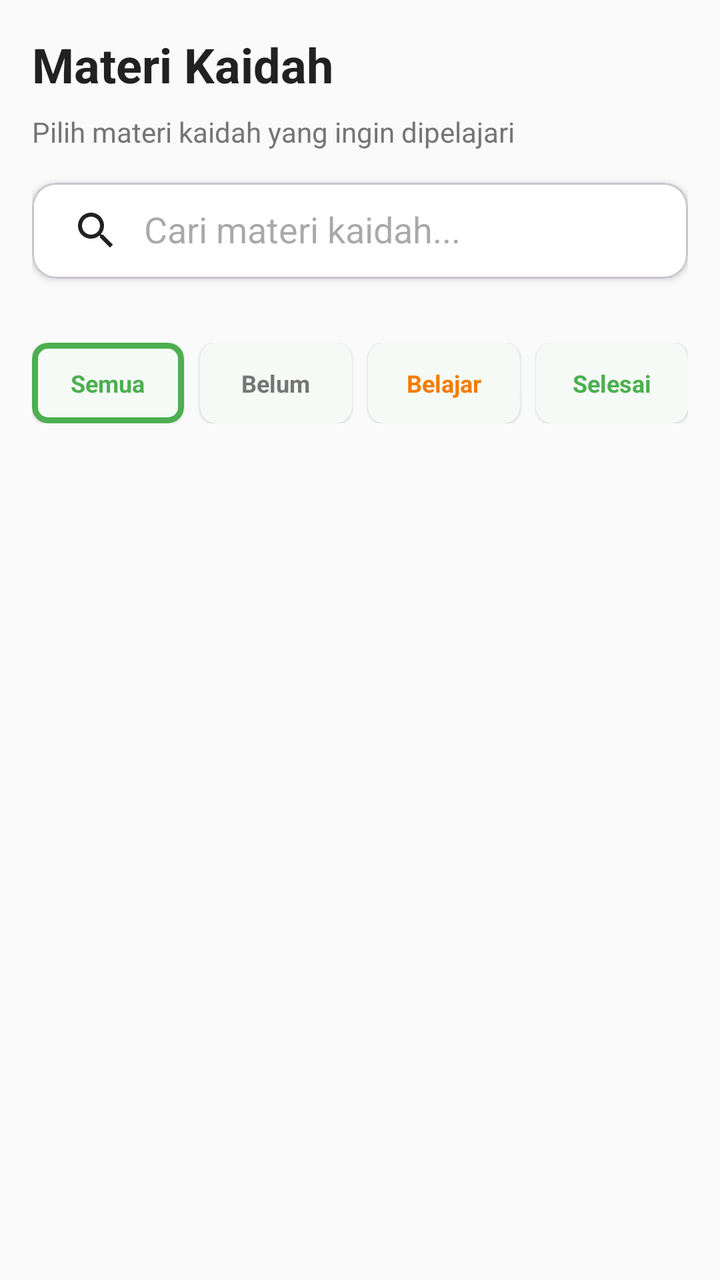
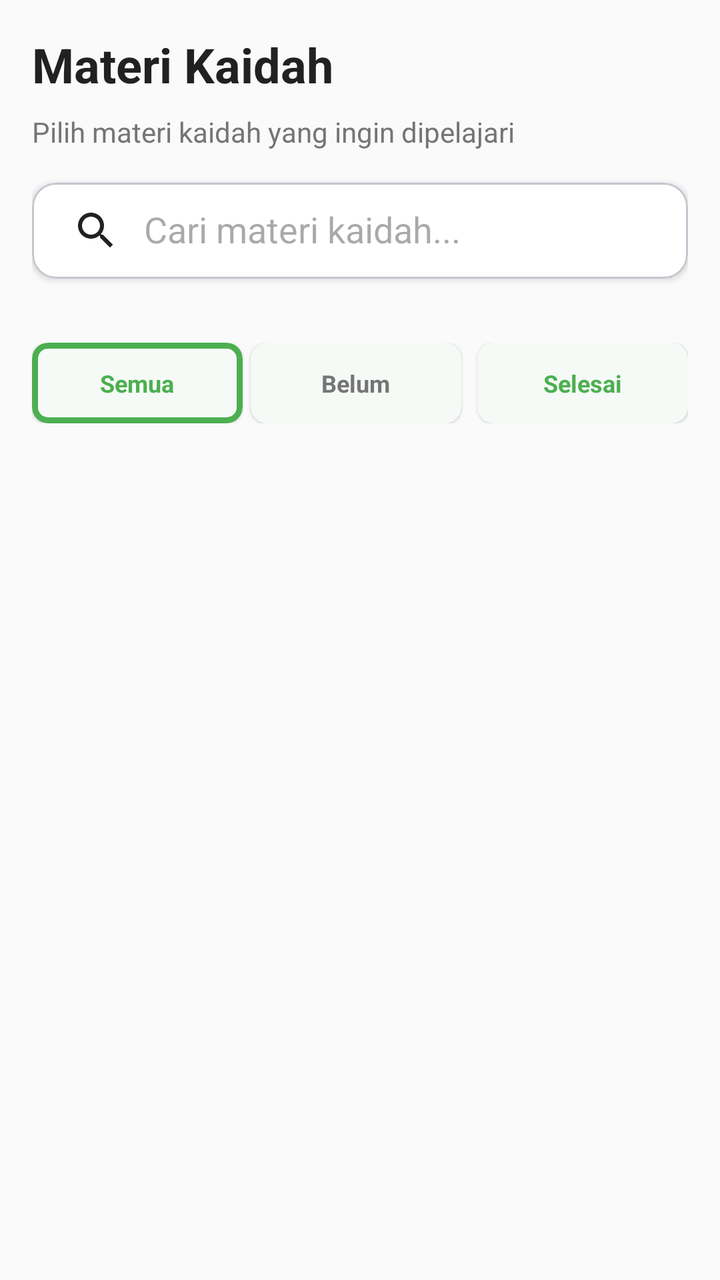

An Android layout rendered at two revisions. The XML below is the earlier revision; the diff shows what the commit changed to produce the second picture.
<!-- AndroidManifest.xml: application theme Theme.PembelajaranKaidah -->
<!-- res/layout/fragment_kaidah_list.xml -->
<?xml version="1.0" encoding="utf-8"?>
<androidx.coordinatorlayout.widget.CoordinatorLayout xmlns:android="http://schemas.android.com/apk/res/android"
    xmlns:app="http://schemas.android.com/apk/res-auto"
    android:layout_width="match_parent"
    android:layout_height="match_parent"
    android:background="@color/background_primary">

    
    <androidx.core.widget.NestedScrollView
        android:layout_width="match_parent"
        android:layout_height="match_parent"
        android:fillViewport="true">

        <LinearLayout
            android:layout_width="match_parent"
            android:layout_height="wrap_content"
            android:orientation="vertical"
            android:padding="16dp">

            
            <LinearLayout
                android:layout_width="match_parent"
                android:layout_height="wrap_content"
                android:orientation="vertical"
                android:layout_marginBottom="16dp">

                <TextView
                    android:layout_width="match_parent"
                    android:layout_height="wrap_content"
                    android:text="Materi Kaidah"
                    android:textSize="24sp"
                    android:textStyle="bold"
                    android:textColor="@color/text_primary"
                    android:layout_marginBottom="8dp" />

                <TextView
                    android:layout_width="match_parent"
                    android:layout_height="wrap_content"
                    android:text="Pilih materi kaidah yang ingin dipelajari"
                    android:textSize="14sp"
                    android:textColor="@color/text_secondary"
                    android:layout_marginBottom="16dp" />

                
                <com.google.android.material.card.MaterialCardView
                    android:layout_width="match_parent"
                    android:layout_height="wrap_content"
                    app:cardCornerRadius="12dp"
                    app:cardElevation="2dp"
                    android:layout_marginBottom="16dp">

                    <androidx.appcompat.widget.SearchView
                        android:id="@+id/searchView"
                        android:layout_width="match_parent"
                        android:layout_height="48dp"
                        android:background="@color/background_card"
                        app:queryHint="Cari materi kaidah..."
                        app:iconifiedByDefault="false"
                        app:searchIcon="@drawable/ic_search"
                        app:closeIcon="@drawable/ic_close" />

                </com.google.android.material.card.MaterialCardView>

            </LinearLayout>

            
            <LinearLayout
                android:layout_width="match_parent"
                android:layout_height="wrap_content"
                android:orientation="horizontal"
                android:layout_marginBottom="16dp">

                
                <com.google.android.material.card.MaterialCardView
                    android:id="@+id/cardAll"
                    android:layout_width="0dp"
                    android:layout_height="wrap_content"
                    android:layout_weight="1"
                    android:layout_marginEnd="4dp"
                    app:cardCornerRadius="8dp"
                    app:cardElevation="1dp"
                    app:strokeWidth="3dp"
                    app:strokeColor="@color/primary_green">

                    <LinearLayout
                        android:layout_width="match_parent"
                        android:layout_height="wrap_content"
                        android:orientation="vertical"
                        android:padding="12dp"
                        android:gravity="center">

                        <TextView
                            android:layout_width="wrap_content"
                            android:layout_height="wrap_content"
                            android:text="Semua"
                            android:textSize="12sp"
                            android:textStyle="bold"
                            android:textColor="@color/primary_green" />

                    </LinearLayout>

                </com.google.android.material.card.MaterialCardView>

                
                <com.google.android.material.card.MaterialCardView
                    android:id="@+id/cardBelum"
                    android:layout_width="0dp"
                    android:layout_height="wrap_content"
                    android:layout_weight="1"
                    android:layout_marginHorizontal="4dp"
                    app:cardCornerRadius="8dp"
                    app:cardElevation="1dp"
                    app:strokeWidth="0dp">

                    <LinearLayout
                        android:layout_width="match_parent"
                        android:layout_height="wrap_content"
                        android:orientation="vertical"
                        android:padding="12dp"
                        android:gravity="center">

                        <TextView
                            android:layout_width="wrap_content"
                            android:layout_height="wrap_content"
                            android:text="Belum"
                            android:textSize="12sp"
                            android:textStyle="bold"
                            android:textColor="@color/gray_600" />

                    </LinearLayout>

                </com.google.android.material.card.MaterialCardView>

                
                <com.google.android.material.card.MaterialCardView
                    android:id="@+id/cardSedang"
                    android:layout_width="0dp"
                    android:layout_height="wrap_content"
                    android:layout_weight="1"
                    android:layout_marginHorizontal="4dp"
                    app:cardCornerRadius="8dp"
                    app:cardElevation="1dp"
                    app:strokeWidth="0dp">

                    <LinearLayout
                        android:layout_width="match_parent"
                        android:layout_height="wrap_content"
                        android:orientation="vertical"
                        android:padding="12dp"
                        android:gravity="center">

                        <TextView
                            android:layout_width="wrap_content"
                            android:layout_height="wrap_content"
                            android:text="Belajar"
                            android:textSize="12sp"
                            android:textStyle="bold"
                            android:textColor="@color/orange_600" />

                    </LinearLayout>

                </com.google.android.material.card.MaterialCardView>

                
                <com.google.android.material.card.MaterialCardView
                    android:id="@+id/cardSelesai"
                    android:layout_width="0dp"
                    android:layout_height="wrap_content"
                    android:layout_weight="1"
                    android:layout_marginStart="4dp"
                    app:cardCornerRadius="8dp"
                    app:cardElevation="1dp"
                    app:strokeWidth="0dp">

                    <LinearLayout
                        android:layout_width="match_parent"
                        android:layout_height="wrap_content"
                        android:orientation="vertical"
                        android:padding="12dp"
                        android:gravity="center">

                        <TextView
                            android:layout_width="wrap_content"
                            android:layout_height="wrap_content"
                            android:text="Selesai"
                            android:textSize="12sp"
                            android:textStyle="bold"
                            android:textColor="@color/success" />

                    </LinearLayout>

                </com.google.android.material.card.MaterialCardView>

            </LinearLayout>

            
            <com.google.android.material.progressindicator.CircularProgressIndicator
                android:id="@+id/progressBar"
                android:layout_width="wrap_content"
                android:layout_height="wrap_content"
                android:layout_gravity="center"
                android:indeterminate="true"
                android:visibility="gone"
                android:layout_marginTop="32dp" />

            
            <androidx.recyclerview.widget.RecyclerView
                android:id="@+id/rvKaidah"
                android:layout_width="match_parent"
                android:layout_height="wrap_content"
                android:nestedScrollingEnabled="false"
                android:clipToPadding="false"
                android:paddingTop="8dp"
                android:paddingBottom="80dp" />

        </LinearLayout>

    </androidx.core.widget.NestedScrollView>

</androidx.coordinatorlayout.widget.CoordinatorLayout>
<!-- resources referenced by this layout -->
<resources>
  <color name="background_card">#FFFFFF</color>
  <color name="background_primary">#FAFAFA</color>
  <color name="gray_600">#757575</color>
  <color name="orange_600">#F57C00</color>
  <color name="primary_green">#4CAF50</color>
  <color name="success">#4CAF50</color>
  <color name="text_primary">#212121</color>
  <color name="text_secondary">#757575</color>
  <style name="Theme.PembelajaranKaidah" parent="Base.Theme.PembelajaranKaidah" />
  <color name="text_on_primary">#FFFFFF</color>
  <color name="primary_green_light">#81C784</color>
  <color name="primary_green_dark">#388E3C</color>
  <color name="secondary_green">#8BC34A</color>
  <color name="secondary_green_light">#C5E1A5</color>
  <color name="secondary_green_dark">#689F38</color>
  <color name="gray_100">#F5F5F5</color>
  <style name="TextAppearance.PembelajaranKaidah.BodyLarge" parent="TextAppearance.Material3.BodyLarge">
          <item name="android:textSize">16sp</item>
          <item name="android:textColor">@color/text_primary</item>
      </style>
  <style name="TextAppearance.PembelajaranKaidah.BodyMedium" parent="TextAppearance.Material3.BodyMedium">
          <item name="android:textSize">14sp</item>
          <item name="android:textColor">@color/text_secondary</item>
      </style>
  <style name="TextAppearance.PembelajaranKaidah.LabelLarge" parent="TextAppearance.Material3.LabelLarge">
          <item name="android:textSize">14sp</item>
          <item name="android:textStyle">bold</item>
          <item name="android:textColor">@color/primary_green</item>
      </style>
  <style name="ShapeAppearance.PembelajaranKaidah.SmallComponent" parent="ShapeAppearance.Material3.SmallComponent">
          <item name="cornerFamily">rounded</item>
          <item name="cornerSize">8dp</item>
      </style>
  <style name="ShapeAppearance.PembelajaranKaidah.MediumComponent" parent="ShapeAppearance.Material3.MediumComponent">
          <item name="cornerFamily">rounded</item>
          <item name="cornerSize">12dp</item>
      </style>
  <style name="ShapeAppearance.PembelajaranKaidah.LargeComponent" parent="ShapeAppearance.Material3.LargeComponent">
          <item name="cornerFamily">rounded</item>
          <item name="cornerSize">16dp</item>
      </style>
  <!-- unchanged entries left out for length: 5 -->
</resources>

<!-- the commit's change to res/layout/fragment_kaidah_list.xml (unified diff, before → after) -->
@@ -61,6 +61,7 @@
 
                 </com.google.android.material.card.MaterialCardView>
 
+                
             </LinearLayout>
 
             
@@ -79,6 +80,7 @@
                     android:layout_marginEnd="4dp"
                     app:cardCornerRadius="8dp"
                     app:cardElevation="1dp"
+                    app:cardBackgroundColor="@android:color/white"
                     app:strokeWidth="3dp"
                     app:strokeColor="@color/primary_green">
 
@@ -107,9 +109,10 @@
                     android:layout_width="0dp"
                     android:layout_height="wrap_content"
                     android:layout_weight="1"
-                    android:layout_marginHorizontal="4dp"
+                    android:layout_marginEnd="4dp"
                     app:cardCornerRadius="8dp"
                     app:cardElevation="1dp"
+                    app:cardBackgroundColor="@android:color/white"
                     app:strokeWidth="0dp">
 
                     <LinearLayout
@@ -132,35 +135,6 @@
                 </com.google.android.material.card.MaterialCardView>
 
                 
-                <com.google.android.material.card.MaterialCardView
-                    android:id="@+id/cardSedang"
-                    android:layout_width="0dp"
-                    android:layout_height="wrap_content"
-                    android:layout_weight="1"
-                    android:layout_marginHorizontal="4dp"
-                    app:cardCornerRadius="8dp"
-                    app:cardElevation="1dp"
-                    app:strokeWidth="0dp">
-
-                    <LinearLayout
-                        android:layout_width="match_parent"
-                        android:layout_height="wrap_content"
-                        android:orientation="vertical"
-                        android:padding="12dp"
-                        android:gravity="center">
-
-                        <TextView
-                            android:layout_width="wrap_content"
-                            android:layout_height="wrap_content"
-                            android:text="Belajar"
-                            android:textSize="12sp"
-                            android:textStyle="bold"
-                            android:textColor="@color/orange_600" />
-
-                    </LinearLayout>
-
-                </com.google.android.material.card.MaterialCardView>
-
                 
                 <com.google.android.material.card.MaterialCardView
                     android:id="@+id/cardSelesai"
@@ -170,6 +144,7 @@
                     android:layout_marginStart="4dp"
                     app:cardCornerRadius="8dp"
                     app:cardElevation="1dp"
+                    app:cardBackgroundColor="@android:color/white"
                     app:strokeWidth="0dp">
 
                     <LinearLayout
@@ -204,6 +179,14 @@
                 android:layout_marginTop="32dp" />
 
             
+            <include
+                android:id="@+id/llEmptyState"
+                layout="@layout/layout_empty_state"
+                android:layout_width="match_parent"
+                android:layout_height="wrap_content"
+                android:visibility="gone" />
+
+            
             <androidx.recyclerview.widget.RecyclerView
                 android:id="@+id/rvKaidah"
                 android:layout_width="match_parent"
@@ -218,3 +201,57 @@
     </androidx.core.widget.NestedScrollView>
 
 </androidx.coordinatorlayout.widget.CoordinatorLayout>
+<!-- res/layout/layout_empty_state.xml (included above) -->
+<?xml version="1.0" encoding="utf-8"?>
+<LinearLayout xmlns:android="http://schemas.android.com/apk/res/android"
+    android:layout_width="match_parent"
+    android:layout_height="match_parent"
+    android:orientation="vertical"
+    android:gravity="center"
+    android:padding="32dp">
+
+    
+    <ImageView
+        android:id="@+id/ivEmptyIcon"
+        android:layout_width="120dp"
+        android:layout_height="120dp"
+        android:layout_marginBottom="24dp"
+        android:src="@drawable/empty_state_universal"
+        android:contentDescription="Empty state" />
+
+    
+    <TextView
+        android:id="@+id/tvEmptyTitle"
+        android:layout_width="wrap_content"
+        android:layout_height="wrap_content"
+        android:layout_marginBottom="8dp"
+        android:text="Belum Ada Data"
+        android:textSize="20sp"
+        android:textStyle="bold"
+        android:textColor="@color/text_secondary"
+        android:gravity="center" />
+
+    
+    <TextView
+        android:id="@+id/tvEmptyDescription"
+        android:layout_width="wrap_content"
+        android:layout_height="wrap_content"
+        android:layout_marginBottom="24dp"
+        android:text="Data belum tersedia. Silakan refresh atau coba lagi nanti."
+        android:textSize="14sp"
+        android:textColor="@color/text_hint"
+        android:gravity="center"
+        android:lineSpacingExtra="2dp"
+        android:maxWidth="280dp" />
+
+    
+    <Button
+        android:id="@+id/btnAction"
+        style="@style/Widget.PembelajaranKaidah.Button"
+        android:layout_width="wrap_content"
+        android:layout_height="wrap_content"
+        android:text="Refresh"
+        android:textSize="14sp"
+        android:visibility="gone" />
+
+</LinearLayout>
<!-- resource entries referenced after the edit -->
@@ -3,11 +3,54 @@
   <color name="background_card">#FFFFFF</color>
   <color name="background_primary">#FAFAFA</color>
   <color name="gray_600">#757575</color>
-  <color name="orange_600">#F57C00</color>
   <color name="primary_green">#4CAF50</color>
   <color name="success">#4CAF50</color>
+  <color name="text_hint">#BDBDBD</color>
   <color name="text_primary">#212121</color>
   <color name="text_secondary">#757575</color>
+  <!-- drawable empty_state_universal (drawable) -->
+  <vector xmlns:android="http://schemas.android.com/apk/res/android"
+      android:width="120dp"
+      android:height="120dp"
+      android:viewportWidth="120"
+      android:viewportHeight="120">
+    
+    <path
+        android:fillColor="#F5F5F5"
+        android:pathData="M60,10C32.4,10 10,32.4 10,60s22.4,50 50,50 50,-22.4 50,-50S87.6,10 60,10z"/>
+  
+    
+    <path
+        android:fillColor="#E0E0E0"
+        android:pathData="M60,25c-19.3,0 -35,15.7 -35,35s15.7,35 35,35 35,-15.7 35,-35S79.3,25 60,25z"/>
+  
+    
+    <path
+        android:fillColor="#9E9E9E"
+        android:pathData="M45,40h30v-5h-30v5zM45,50h30v-3h-30v3zM45,58h30v-3h-30v3zM45,66h20v-3h-20v3z"/>
+  
+    
+    <path
+        android:fillColor="#BDBDBD"
+        android:pathData="M50,35h3v-2h-3v2zM67,35h3v-2h-3v2zM50,40h3v-2h-3v2zM67,40h3v-2h-3v2zM50,45h3v-2h-3v2zM60,45h10v-2h-10v2z"/>
+  
+    
+    <path
+        android:fillColor="#4CAF50"
+        android:pathData="M85,30c-2.8,0 -5,2.2 -5,5s2.2,5 5,5 5,-2.2 5,-5S87.8,30 85,30z"/>
+    <path
+        android:fillColor="@android:color/white"
+        android:pathData="M83.5,32l1.5,-1.5 -1.5,1.5v0z"/>
+  </vector>
+  <style name="Widget.PembelajaranKaidah.Button" parent="Widget.Material3.Button">
+          <item name="android:textAllCaps">false</item>
+          <item name="cornerRadius">12dp</item>
+          <item name="android:textStyle">bold</item>
+          <item name="android:paddingStart">24dp</item>
+          <item name="android:paddingEnd">24dp</item>
+          <item name="android:paddingTop">12dp</item>
+          <item name="android:paddingBottom">12dp</item>
+      </style>
   <style name="Theme.PembelajaranKaidah" parent="Base.Theme.PembelajaranKaidah" />
   <color name="text_on_primary">#FFFFFF</color>
   <color name="primary_green_light">#81C784</color>
